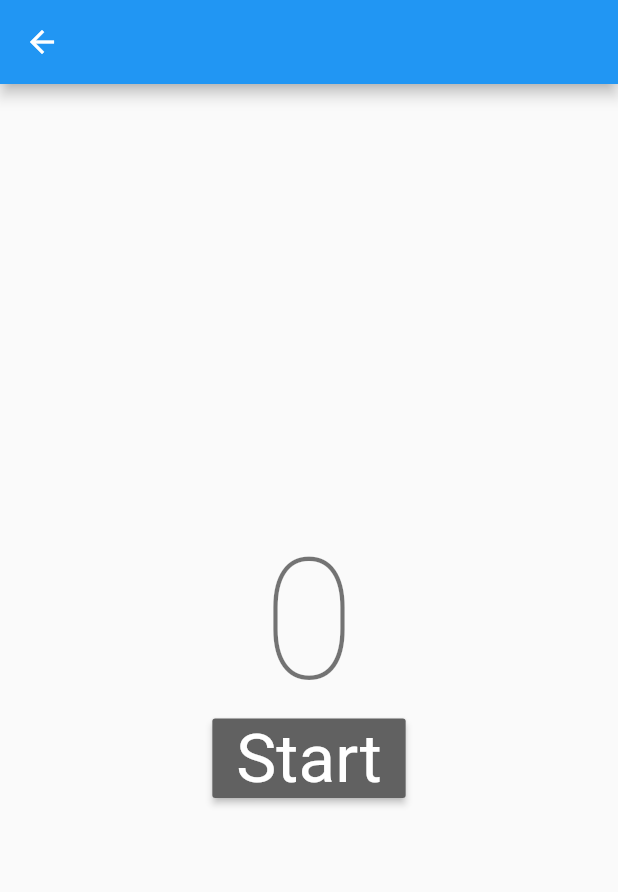
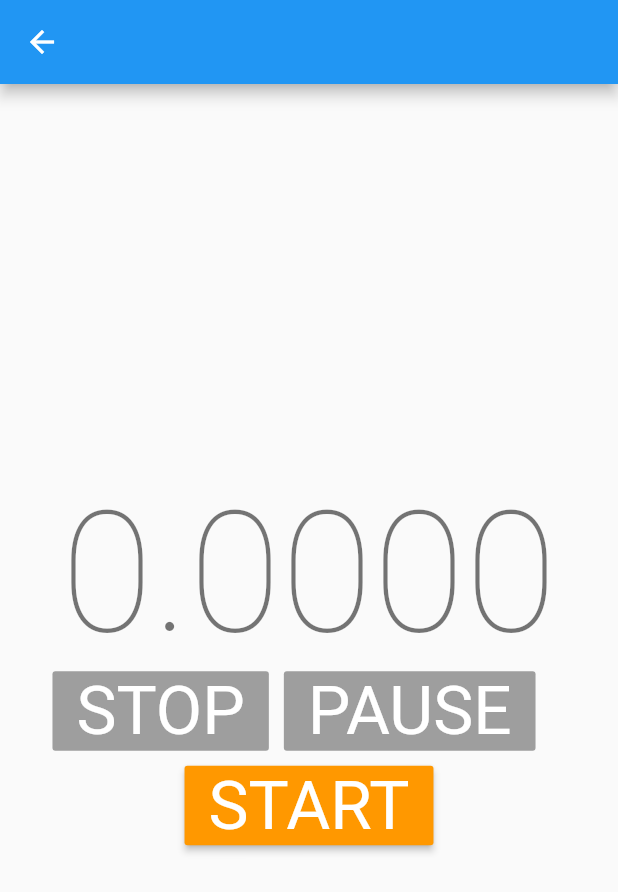
Before and after one commit to Sicaja/flutter_animations, a Flutter app: the AnimationBuilderExample screen opened by its route, on a phone screen of 412 x 824 dp. Shown: the top 892 px of the screen. Run offline on Flutter 3.47's test engine with Material 2 defaults, Android fonts, the phone set to English and light mode, and no system bars; our stand-ins replace get.

Commit message:
Nueva animacion

```diff
--- /dev/null
+++ b/lib/controllers/animation_transform_controller.dart
@@ -0,0 +1,6 @@
+import 'package:flutter/animation.dart';
+import 'package:get/get.dart';
+
+class AnimationTransformController extends GetxController {
+  AnimationController? animationController;
+}
--- a/lib/pages/animation_builder.dart
+++ b/lib/pages/animation_builder.dart
@@ -19,18 +19,67 @@ class AnimationBuilderExample extends StatelessWidget {
               mainAxisAlignment: MainAxisAlignment.center,
               children: [
                 Text(
-                  "0",
+                  animation.counter?.value.toStringAsFixed(4) ?? "0",
                   style: Get.textTheme.headline1,
                 ),
-                MaterialButton(
-                  onPressed: () {},
-                  color: Colors.grey.shade700,
-                  child: Text(
-                    "Start",
-                    style: Get.textTheme.headline3?.copyWith(
-                      color: Colors.white,
+                Wrap(
+                  alignment: WrapAlignment.center,
+                  spacing: 10,
+                  runSpacing: 10,
+                  children: [
+                    MaterialButton(
+                      disabledColor: Colors.grey,
+                      onPressed: (animation.isAnimationComplete)
+                          ? null
+                          : () {
+                              animation.animationController?.reset();
+                              animation.isAnimationComplete = true;
+                            },
+                      color: Colors.red,
+                      child: Text(
+                        "STOP",
+                        style: Get.textTheme.headline3?.copyWith(
+                          color: Colors.white,
+                        ),
+                      ),
                     ),
-                  ),
+                    MaterialButton(
+                      disabledColor: Colors.grey,
+                      onPressed: (animation.isAnimationComplete)
+                          ? null
+                          : () {
+                              animation.animationController?.stop();
+                            },
+                      color: Colors.grey.shade700,
+                      child: Text(
+                        "PAUSE",
+                        style: Get.textTheme.headline3?.copyWith(
+                          color: Colors.white,
+                        ),
+                      ),
+                    ),
+                    const SizedBox(
+                      width: 10,
+                    ),
+                    MaterialButton(
+                      onPressed: () {
+                        if (animation.animationController?.isCompleted ??
+                            true) {
+                          animation.animationController?.forward(from: 0.0);
+                        } else {
+                          animation.animationController?.forward();
+                        }
+                        animation.isAnimationComplete = false;
+                      },
+                      color: animation.color?.value ?? Colors.grey.shade700,
+                      child: Text(
+                        "START",
+                        style: Get.textTheme.headline3?.copyWith(
+                          color: Colors.white,
+                        ),
+                      ),
+                    ),
+                  ],
                 ),
               ],
             ),
--- a/lib/routes/routes.dart
+++ b/lib/routes/routes.dart
@@ -1,5 +1,5 @@
-import 'package:flutter/animation.dart';
 import 'package:flutter_animations/pages/animation_builder.dart';
+import 'package:flutter_animations/pages/animation_transform.dart';
 import 'package:flutter_animations/pages/home_page.dart';
 import 'package:flutter_animations/routes/routes_values.dart';
 import 'package:get/route_manager.dart';
@@ -18,5 +18,13 @@ abstract class Routes {
         milliseconds: 300,
       ),
     ),
+    GetPage(
+      name: RoutesValues.animationTransform,
+      page: () => const AnimationTransform(),
+      transition: Transition.leftToRightWithFade,
+      transitionDuration: const Duration(
+        milliseconds: 300,
+      ),
+    ),
   ];
 }
--- a/lib/routes/routes_values.dart
+++ b/lib/routes/routes_values.dart
@@ -1,4 +1,5 @@
 abstract class RoutesValues {
   static String home = "/home";
   static String animationBuilder = "/animationbuilder";
+  static String animationTransform = "/animationtransform";
 }
```
Also changed, not shown: lib/controllers/animation_builder_controller.dart (+32 -0 lines), lib/pages/animation_transform.dart (added, +23 -0 lines), lib/pages/home_page.dart (+10 -1 lines).
